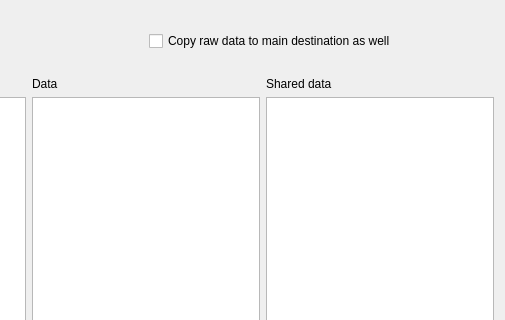
The window that src/app/exportdialog.ui (fmi-basel/faim-cryoflare) describes before a commit, drawn with Qt 5; both pictures show x 213 to 718 and y 0 to 320 of the 718 by 504 pixel window.
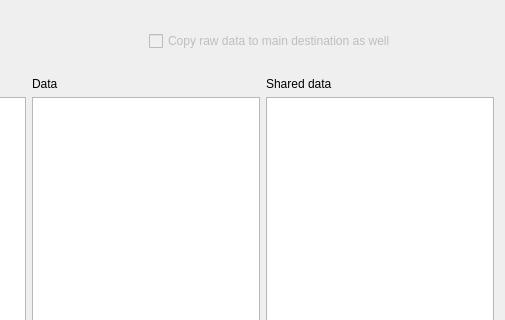
The same window after the commit. Custom widgets are drawn as their Qt base class.

Commit message: new remote file windows now can navigate to the last used folder

Diff of the .ui file:
```diff
--- a/src/app/exportdialog.ui
+++ b/src/app/exportdialog.ui
@@ -45,6 +45,9 @@
      </item>
      <item>
       <widget class="QCheckBox" name="duplicate_raw">
+       <property name="enabled">
+        <bool>false</bool>
+       </property>
        <property name="text">
         <string>Copy raw data to main destination as well</string>
        </property>
```
Left out of the diff: 16 changed lines with no effect on the pictures. The commit also changes 4 other files.
